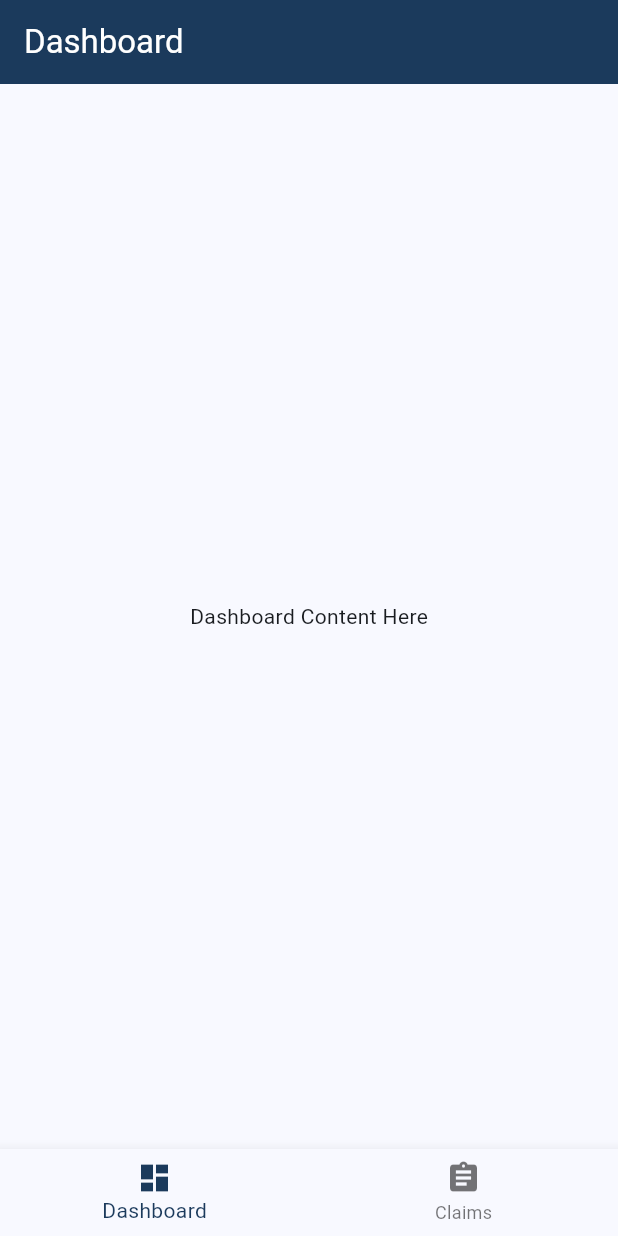
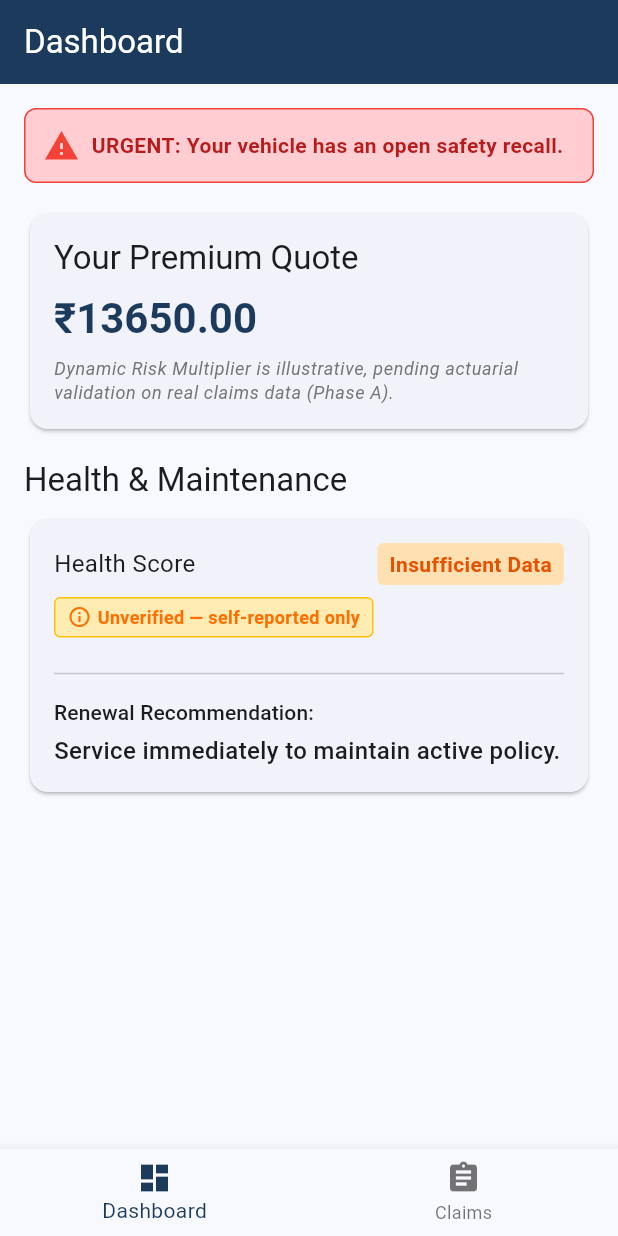
Before and after one commit to VaradSinghal/payasyoumaintain, a Flutter app: the DashboardScreen screen opened by its route, on a phone screen of 412 x 824 dp. Run offline on Flutter 3.47's test engine with Material 3 defaults, Android fonts, the phone set to English and light mode, and no system bars; our stand-ins replace flutter_riverpod, flutter_secure_storage, go_router; accounts and stored records are empty.

Commit message:
feat(mobile_app): implement dashboard screen with score details and pass-through states
- Add PremiumResponse and ScoreDetail models with mock factory.

- Create dashboardProvider for mock premium data fetching.

- Update DashboardScreen to conditionally display Insufficient Data, Self-Reported badges, open recall banners, and methodology notes.

```diff
--- /dev/null
+++ b/mobile_app/lib/models/premium_response.dart
@@ -0,0 +1,81 @@
+class PremiumResponse {
+  final String requestId;
+  final String vehicleId;
+  final String policyId;
+  final double basePremium;
+  final double dynamicMultiplier;
+  final double finalPremium;
+  final String currency;
+  final String validUntil;
+  final String computedAt;
+  final String methodologyNote;
+  final ScoreDetail? scoreDetail;
+
+  PremiumResponse({
+    required this.requestId,
+    required this.vehicleId,
+    required this.policyId,
+    required this.basePremium,
+    required this.dynamicMultiplier,
+    required this.finalPremium,
+    required this.currency,
+    required this.validUntil,
+    required this.computedAt,
+    required this.methodologyNote,
+    this.scoreDetail,
+  });
+
+  factory PremiumResponse.mock() {
+    return PremiumResponse(
+      requestId: 'req-123',
+      vehicleId: 'veh-123',
+      policyId: 'pol-123',
+      basePremium: 13650.0,
+      dynamicMultiplier: 1.0,
+      finalPremium: 13650.0,
+      currency: 'INR',
+      validUntil: '2026-12-31',
+      computedAt: '2026-10-08',
+      methodologyNote: 'Dynamic Risk Multiplier is illustrative, pending actuarial validation on real claims data (Phase A).',
+      scoreDetail: ScoreDetail.mock(),
+    );
+  }
+}
+
+class ScoreDetail {
+  final double usageScore;
+  final double? maintenanceScore;
+  final double? compositeScore;
+  final String healthStatus;
+  final double? vehicleHealthScore;
+  final String healthConfidence;
+  final String renewalRecommendation;
+  final bool? hasOpenRecall;
+  final List<String> dataFlags;
+
+  ScoreDetail({
+    required this.usageScore,
+    this.maintenanceScore,
+    this.compositeScore,
+    required this.healthStatus,
+    this.vehicleHealthScore,
+    required this.healthConfidence,
+    required this.renewalRecommendation,
+    this.hasOpenRecall,
+    required this.dataFlags,
+  });
+
+  factory ScoreDetail.mock() {
+    return ScoreDetail(
+      usageScore: 80.0,
+      maintenanceScore: null,
+      compositeScore: null,
+      healthStatus: 'insufficient_data',
+      vehicleHealthScore: null,
+      healthConfidence: 'unverified_self_reported',
+      renewalRecommendation: 'Service immediately to maintain active policy.',
+      hasOpenRecall: true,
+      dataFlags: ['conflict_detected'],
+    );
+  }
+}
--- /dev/null
+++ b/mobile_app/lib/providers/dashboard_provider.dart
@@ -0,0 +1,8 @@
+import 'package:flutter_riverpod/flutter_riverpod.dart';
+import '../models/premium_response.dart';
+
+final dashboardProvider = FutureProvider<PremiumResponse>((ref) async {
+  // Simulate network delay
+  await Future.delayed(const Duration(seconds: 1));
+  return PremiumResponse.mock();
+});
--- a/mobile_app/lib/screens/dashboard_screen.dart
+++ b/mobile_app/lib/screens/dashboard_screen.dart
@@ -1,15 +1,154 @@
 import 'package:flutter/material.dart';
+import 'package:flutter_riverpod/flutter_riverpod.dart';
+import '../providers/dashboard_provider.dart';
+import '../models/premium_response.dart';
 
-class DashboardScreen extends StatelessWidget {
+class DashboardScreen extends ConsumerWidget {
   const DashboardScreen({super.key});
 
   @override
-  Widget build(BuildContext context) {
+  Widget build(BuildContext context, WidgetRef ref) {
+    final dashboardAsync = ref.watch(dashboardProvider);
+
     return Scaffold(
       appBar: AppBar(title: const Text('Dashboard')),
-      body: const Center(
-        child: Text('Dashboard Content Here'),
+      body: dashboardAsync.when(
+        data: (data) => _buildContent(context, data),
+        loading: () => const Center(child: CircularProgressIndicator()),
+        error: (error, stack) => Center(child: Text('Error: $error')),
       ),
     );
   }
+
+  Widget _buildContent(BuildContext context, PremiumResponse data) {
+    return ListView(
+      padding: const EdgeInsets.all(16.0),
+      children: [
+        if (data.scoreDetail?.hasOpenRecall == true)
+          Container(
+            padding: const EdgeInsets.all(12),
+            margin: const EdgeInsets.only(bottom: 16),
+            decoration: BoxDecoration(
+              color: Colors.red.shade100,
+              borderRadius: BorderRadius.circular(8),
+              border: Border.all(color: Colors.red),
+            ),
+            child: Row(
+              children: [
+                const Icon(Icons.warning, color: Colors.red),
+                const SizedBox(width: 8),
+                Expanded(
+                  child: Text(
+                    'URGENT: Your vehicle has an open safety recall.',
+                    style: TextStyle(color: Colors.red.shade900, fontWeight: FontWeight.bold),
+                  ),
+                ),
+              ],
+            ),
+          ),
+
+        Card(
+          child: Padding(
+            padding: const EdgeInsets.all(16.0),
+            child: Column(
+              crossAxisAlignment: CrossAxisAlignment.start,
+              children: [
+                Text('Your Premium Quote', style: Theme.of(context).textTheme.titleLarge),
+                const SizedBox(height: 8),
+                Text(
+                  '₹${data.finalPremium.toStringAsFixed(2)}',
+                  style: Theme.of(context).textTheme.headlineMedium?.copyWith(
+                    color: Theme.of(context).primaryColor,
+                    fontWeight: FontWeight.bold,
+                  ),
+                ),
+                const SizedBox(height: 8),
+                Text(
+                  data.methodologyNote,
+                  style: Theme.of(context).textTheme.bodySmall?.copyWith(
+                    color: Colors.grey.shade600,
+                    fontStyle: FontStyle.italic,
+                  ),
+                ),
+              ],
+            ),
+          ),
+        ),
+
+        const SizedBox(height: 16),
+
+        if (data.scoreDetail != null) ...[
+          Text('Health & Maintenance', style: Theme.of(context).textTheme.titleLarge),
+          const SizedBox(height: 8),
+          Card(
+            child: Padding(
+              padding: const EdgeInsets.all(16.0),
+              child: Column(
+                crossAxisAlignment: CrossAxisAlignment.start,
+                children: [
+                  Row(
+                    mainAxisAlignment: MainAxisAlignment.spaceBetween,
+                    children: [
+                      const Text('Health Score', style: TextStyle(fontSize: 16)),
+                      if (data.scoreDetail!.healthStatus == 'insufficient_data')
+                        Container(
+                          padding: const EdgeInsets.symmetric(horizontal: 8, vertical: 4),
+                          decoration: BoxDecoration(
+                            color: Colors.orange.shade100,
+                            borderRadius: BorderRadius.circular(4),
+                          ),
+                          child: Text(
+                            'Insufficient Data',
+                            style: TextStyle(color: Colors.orange.shade900, fontWeight: FontWeight.bold),
+                          ),
+                        )
+                      else
+                        Text(
+                          '${data.scoreDetail!.maintenanceScore?.toStringAsFixed(0) ?? '--'} / 100',
+                          style: const TextStyle(fontSize: 18, fontWeight: FontWeight.bold),
+                        ),
+                    ],
+                  ),
+
+                  if (data.scoreDetail!.healthConfidence == 'unverified_self_reported') ...[
+                    const SizedBox(height: 8),
+                    Container(
+                      padding: const EdgeInsets.symmetric(horizontal: 8, vertical: 4),
+                      decoration: BoxDecoration(
+                        color: Colors.amber.shade100,
+                        borderRadius: BorderRadius.circular(4),
+                        border: Border.all(color: Colors.amber),
+                      ),
+                      child: Row(
+                        mainAxisSize: MainAxisSize.min,
+                        children: [
+                          Icon(Icons.info_outline, size: 16, color: Colors.amber.shade900),
+                          const SizedBox(width: 4),
+                          Text(
+                            'Unverified — self-reported only',
+                            style: TextStyle(color: Colors.amber.shade900, fontSize: 12, fontWeight: FontWeight.bold),
+                          ),
+                        ],
+                      ),
+                    ),
+                  ],
+
+                  const SizedBox(height: 16),
+                  const Divider(),
+                  const SizedBox(height: 8),
+
+                  Text('Renewal Recommendation:', style: Theme.of(context).textTheme.titleSmall),
+                  const SizedBox(height: 4),
+                  Text(
+                    data.scoreDetail!.renewalRecommendation,
+                    style: const TextStyle(fontSize: 16, fontWeight: FontWeight.w500),
+                  ),
+                ],
+              ),
+            ),
+          ),
+        ],
+      ],
+    );
+  }
 }
```
